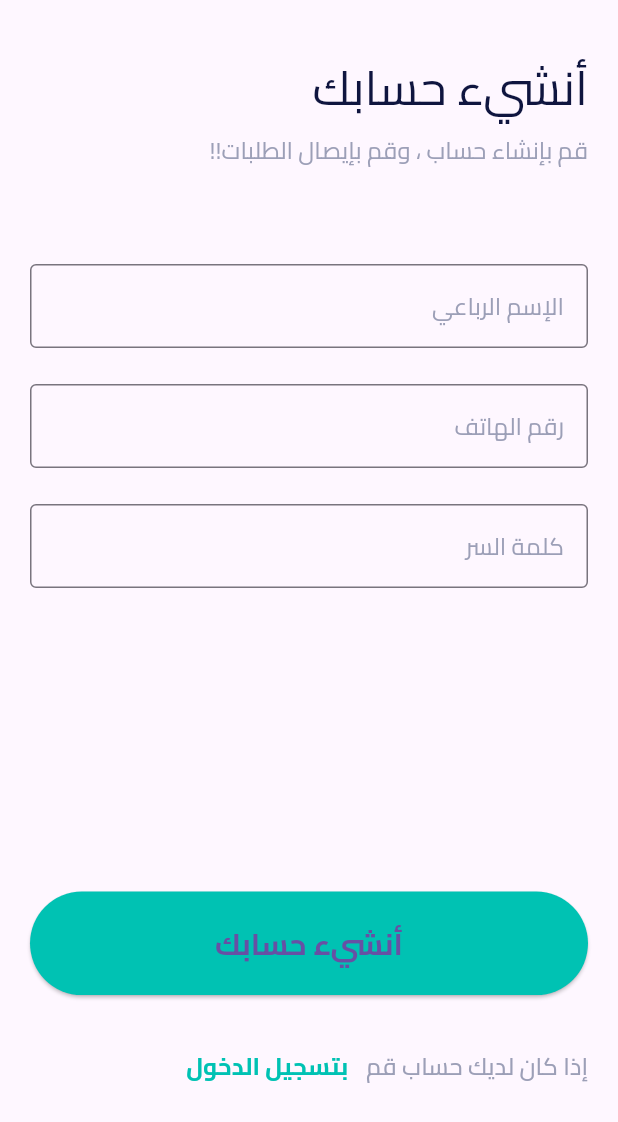
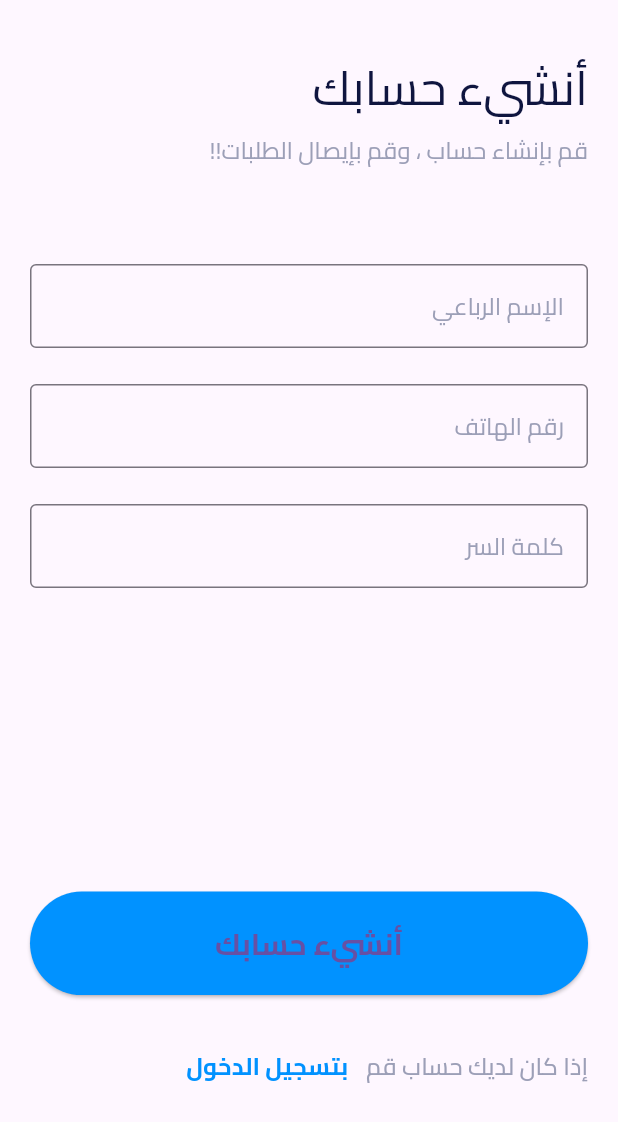
Before and after one commit to monzerabdullah/deliver_it_captin, a Flutter app: the SignUpOnBoarding screen opened directly, after a tap on "إنضم إلينا", on a phone screen of 412 x 824 dp. Shown: the top 1122 px of the screen. Run offline on Flutter 3.47's test engine with Material 3 defaults, Android fonts, the phone set to English and light mode, and no system bars; our stand-ins replace flutter_svg, smooth_page_indicator.

Commit message:
updating primary color to blue

```diff
--- a/lib/constants.dart
+++ b/lib/constants.dart
@@ -2,7 +2,8 @@ import 'package:flutter/material.dart';
 
 const kWhite = Color(0xFFFFFFFF);
 
-const kPrimary = Color(0xFF00C2B3);
+// const kPrimary = Color(0xFF00C2B3);
+const kPrimary = Color(0xFF0192ff);
 
 const kPrimaryText = Color(0xFF0F153F);
 
--- a/lib/views/introScreens/intro1.dart
+++ b/lib/views/introScreens/intro1.dart
@@ -16,7 +16,7 @@ class IntroScreen1 extends StatelessWidget {
         mainAxisSize: MainAxisSize.min,
         children: [
           SvgPicture.asset(
-            'images/svgs/flex.svg',
+            'images/svgs/flexB.svg',
             width: 299,
           ),
           const SizedBox(
--- a/lib/views/introScreens/intro2.dart
+++ b/lib/views/introScreens/intro2.dart
@@ -16,7 +16,7 @@ class IntroScreen2 extends StatelessWidget {
         mainAxisSize: MainAxisSize.min,
         children: [
           SvgPicture.asset(
-            'images/svgs/independant.svg',
+            'images/svgs/independantB.svg',
             width: 299,
           ),
           const SizedBox(
--- a/lib/views/introScreens/intro3.dart
+++ b/lib/views/introScreens/intro3.dart
@@ -17,7 +17,7 @@ class IntroScreen3 extends StatelessWidget {
         mainAxisSize: MainAxisSize.min,
         children: [
           SvgPicture.asset(
-            'images/svgs/income.svg',
+            'images/svgs/incomeB.svg',
             width: 299,
           ),
           const SizedBox(
```
Also changed, not shown: images/svgs/flexB.svg (added), images/svgs/incomeB.svg (added), images/svgs/independantB.svg (added).
